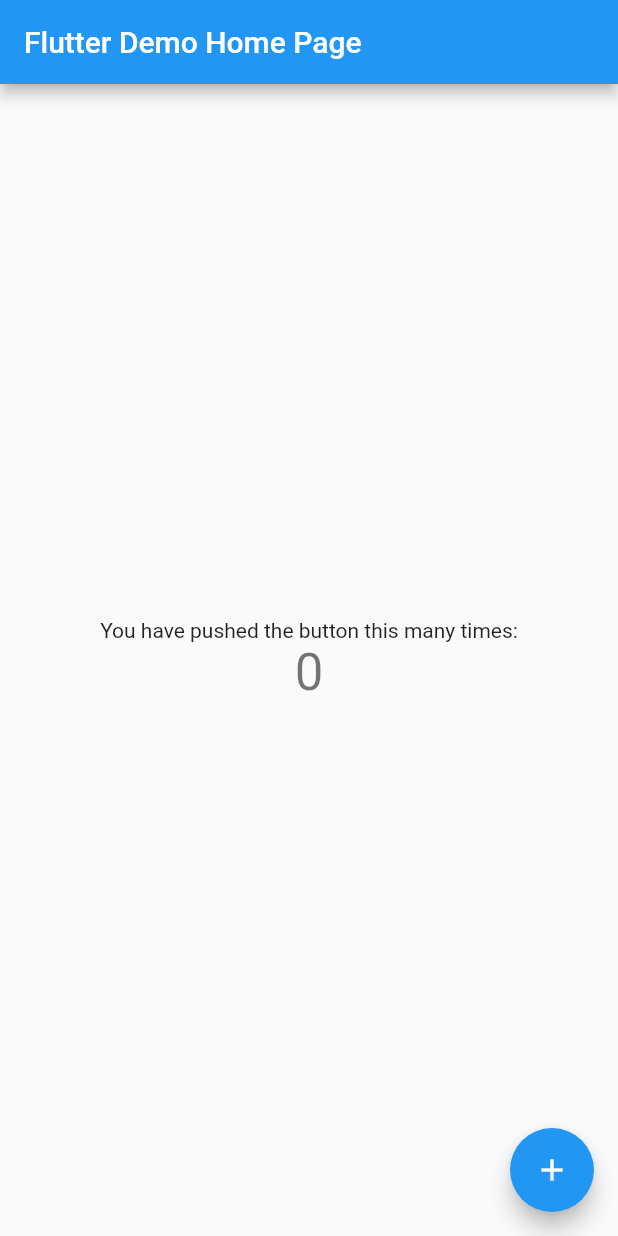
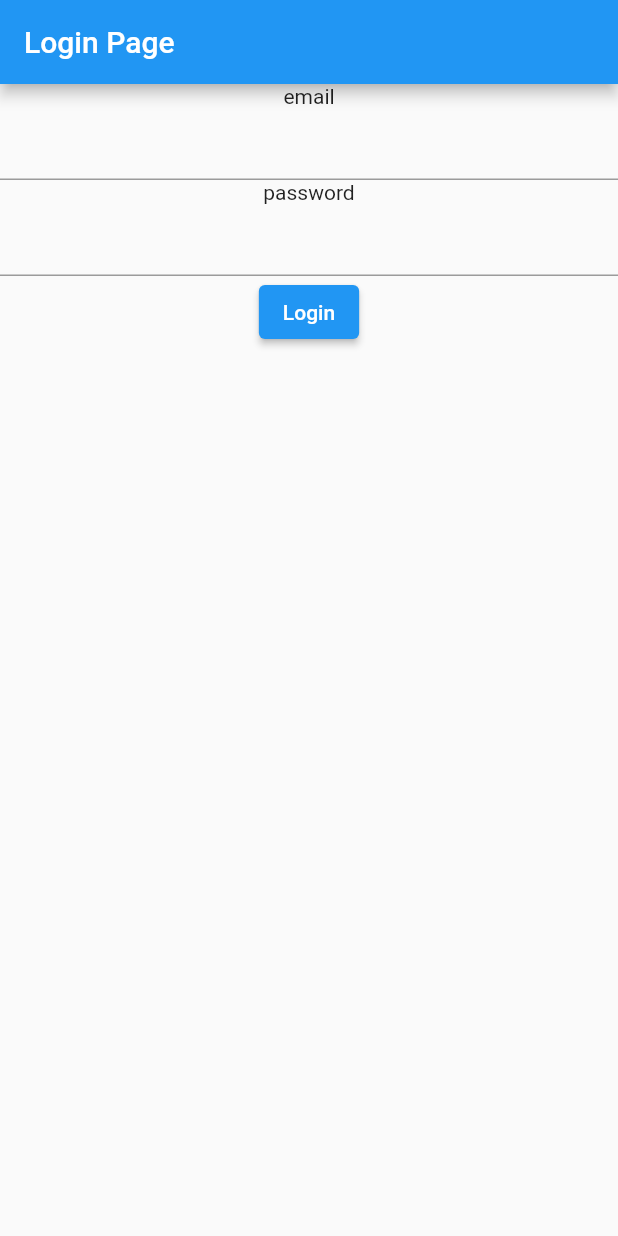
Before and after one commit to jordiejuwono/FaqApp, a Flutter app: the screen it shows after launch, on a phone screen of 412 x 824 dp. Run offline on Flutter 3.47's test engine with Material 2 defaults, Android fonts, the phone set to English and light mode, and no system bars; our stand-ins replace dartz, dio, equatable, get_it, google_fonts, shared_preferences.

```diff
--- a/lib/common/constants.dart
+++ b/lib/common/constants.dart
@@ -45,3 +45,7 @@ final TextStyle kTextExtraSmallNormal = GoogleFonts.poppins(
 class PreferenceKey {
   static get bearerToken => 'bearerToken';
 }
+
+class AppConstants {
+  static get baseUrl => 'https://be.lms-staging.madrasahkemenag.com/api/v1/';
+}
--- a/lib/common/failure_response.dart
+++ b/lib/common/failure_response.dart
@@ -16,3 +16,7 @@ abstract class FailureResponse extends Equatable {
 class ServerFailure extends FailureResponse {
   const ServerFailure(String message) : super(message);
 }
+
+class DatabaseFailure extends FailureResponse {
+  const DatabaseFailure(String message) : super(message);
+}
--- /dev/null
+++ b/lib/data/model/request/login_request.dart
@@ -0,0 +1,26 @@
+import 'dart:convert';
+
+LoginRequest loginRequestFromJson(String str) =>
+    LoginRequest.fromJson(json.decode(str));
+
+String loginRequestToJson(LoginRequest data) => json.encode(data.toJson());
+
+class LoginRequest {
+  String nip;
+  String password;
+
+  LoginRequest({
+    required this.nip,
+    required this.password,
+  });
+
+  factory LoginRequest.fromJson(Map<String, dynamic> json) => LoginRequest(
+        nip: json["nip"],
+        password: json["password"],
+      );
+
+  Map<String, dynamic> toJson() => {
+        "nip": nip,
+        "password": password,
+      };
+}
--- /dev/null
+++ b/lib/domain/usecase/login_user_use_case.dart
@@ -0,0 +1,20 @@
+import 'package:dartz/dartz.dart';
+import 'package:faq_app/common/failure_response.dart';
+import 'package:faq_app/common/use_case.dart';
+import 'package:faq_app/data/model/request/login_request.dart';
+import 'package:faq_app/data/model/response/login_response.dart';
+import 'package:faq_app/domain/repository/faq_repository.dart';
+
+class LoginUserUseCase extends UseCase<LoginResponse, LoginRequest> {
+  final FaqRepository repository;
+
+  LoginUserUseCase({
+    required this.repository,
+  });
+
+  @override
+  Future<Either<FailureResponse, LoginResponse>> execute(
+      LoginRequest params) async {
+    return await repository.loginUser(request: params);
+  }
+}
--- /dev/null
+++ b/lib/domain/usecase/save_bearer_token_use_case.dart
@@ -0,0 +1,17 @@
+import 'package:dartz/dartz.dart';
+import 'package:faq_app/common/failure_response.dart';
+import 'package:faq_app/common/use_case.dart';
+import 'package:faq_app/domain/repository/faq_repository.dart';
+
+class SaveBearerTokenUseCase extends UseCase<bool, String> {
+  final FaqRepository repository;
+
+  SaveBearerTokenUseCase({
+    required this.repository,
+  });
+
+  @override
+  Future<Either<FailureResponse, bool>> execute(String params) async {
+    return await repository.saveBearerToken(params);
+  }
+}
--- a/lib/main.dart
+++ b/lib/main.dart
@@ -1,115 +1,40 @@
+import 'package:faq_app/presentation/authentication/login_notifier.dart';
+import 'package:faq_app/presentation/authentication/login_page.dart';
 import 'package:flutter/material.dart';
+import 'package:provider/provider.dart';
 
-void main() {
-  runApp(const MyApp());
+import 'di/dependency.dart' as di;
+import 'di/dependency.dart';
+
+void main() async {
+  WidgetsFlutterBinding.ensureInitialized();
+  await di.init();
+  runApp(const FaqApp());
 }
 
-class MyApp extends StatelessWidget {
-  const MyApp({super.key});
+class FaqApp extends StatelessWidget {
+  const FaqApp({super.key});
 
-  // This widget is the root of your application.
   @override
   Widget build(BuildContext context) {
     return MaterialApp(
-      title: 'Flutter Demo',
-      theme: ThemeData(
-        // This is the theme of your application.
-        //
-        // Try running your application with "flutter run". You'll see the
-        // application has a blue toolbar. Then, without quitting the app, try
-        // changing the primarySwatch below to Colors.green and then invoke
-        // "hot reload" (press "r" in the console where you ran "flutter run",
-        // or simply save your changes to "hot reload" in a Flutter IDE).
-        // Notice that the counter didn't reset back to zero; the application
-        // is not restarted.
-        primarySwatch: Colors.blue,
-      ),
-      home: const MyHomePage(title: 'Flutter Demo Home Page'),
+      debugShowCheckedModeBanner: false,
+      home: ChangeNotifierProvider(
+          create: (_) => LoginNotifier(
+              loginUserUseCase: locator(), saveBearerTokenUseCase: locator()),
+          child: LoginPage()),
+      onGenerateRoute: (settings) {
+        switch (settings.name) {
+          case LoginPage.routeName:
+            return MaterialPageRoute(
+                builder: (_) => ChangeNotifierProvider(
+                    create: (_) => LoginNotifier(
+                        loginUserUseCase: locator(),
+                        saveBearerTokenUseCase: locator()),
+                    child: const LoginPage()));
+          default:
+        }
+      },
     );
   }
 }
-
-class MyHomePage extends StatefulWidget {
-  const MyHomePage({super.key, required this.title});
-
-  // This widget is the home page of your application. It is stateful, meaning
-  // that it has a State object (defined below) that contains fields that affect
-  // how it looks.
-
-  // This class is the configuration for the state. It holds the values (in this
-  // case the title) provided by the parent (in this case the App widget) and
-  // used by the build method of the State. Fields in a Widget subclass are
-  // always marked "final".
-
-  final String title;
-
-  @override
-  State<MyHomePage> createState() => _MyHomePageState();
-}
-
-class _MyHomePageState extends State<MyHomePage> {
-  int _counter = 0;
-
-  void _incrementCounter() {
-    setState(() {
-      // This call to setState tells the Flutter framework that something has
-      // changed in this State, which causes it to rerun the build method below
-      // so that the display can reflect the updated values. If we changed
-      // _counter without calling setState(), then the build method would not be
-      // called again, and so nothing would appear to happen.
-      _counter++;
-    });
-  }
-
-  @override
-  Widget build(BuildContext context) {
-    // This method is rerun every time setState is called, for instance as done
-    // by the _incrementCounter method above.
-    //
-    // The Flutter framework has been optimized to make rerunning build methods
-    // fast, so that you can just rebuild anything that needs updating rather
-    // than having to individually change instances of widgets.
-    return Scaffold(
-      appBar: AppBar(
-        // Here we take the value from the MyHomePage object that was created by
-        // the App.build method, and use it to set our appbar title.
-        title: Text(widget.title),
-      ),
-      body: Center(
-        // Center is a layout widget. It takes a single child and positions it
-        // in the middle of the parent.
-        child: Column(
-          // Column is also a layout widget. It takes a list of children and
-          // arranges them vertically. By default, it sizes itself to fit its
-          // children horizontally, and tries to be as tall as its parent.
-          //
-          // Invoke "debug painting" (press "p" in the console, choose the
-          // "Toggle Debug Paint" action from the Flutter Inspector in Android
-          // Studio, or the "Toggle Debug Paint" command in Visual Studio Code)
-          // to see the wireframe for each widget.
-          //
-          // Column has various properties to control how it sizes itself and
-          // how it positions its children. Here we use mainAxisAlignment to
-          // center the children vertically; the main axis here is the vertical
-          // axis because Columns are vertical (the cross axis would be
-          // horizontal).
-          mainAxisAlignment: MainAxisAlignment.center,
-          children: <Widget>[
-            const Text(
-              'You have pushed the button this many times:',
-            ),
-            Text(
-              '$_counter',
-              style: Theme.of(context).textTheme.headlineMedium,
-            ),
-          ],
-        ),
-      ),
-      floatingActionButton: FloatingActionButton(
-        onPressed: _incrementCounter,
-        tooltip: 'Increment',
-        child: const Icon(Icons.add),
-      ), // This trailing comma makes auto-formatting nicer for build methods.
-    );
-  }
-}
--- /dev/null
+++ b/lib/presentation/authentication/login_notifier.dart
@@ -0,0 +1,49 @@
+import 'package:faq_app/common/state_enum.dart';
+import 'package:faq_app/data/model/request/login_request.dart';
+import 'package:faq_app/domain/usecase/login_user_use_case.dart';
+import 'package:faq_app/domain/usecase/save_bearer_token_use_case.dart';
+import 'package:flutter/material.dart';
+
+class LoginNotifier extends ChangeNotifier {
+  final SaveBearerTokenUseCase saveBearerTokenUseCase;
+  final LoginUserUseCase loginUserUseCase;
+
+  LoginNotifier({
+    required this.saveBearerTokenUseCase,
+    required this.loginUserUseCase,
+  });
+
+  RequestState _loginState = RequestState.loading;
+  RequestState get loginState => _loginState;
+
+  String _errorMessage = '';
+  String get errorMessage => _errorMessage;
+
+  Future<void> loginUser(LoginRequest request) async {
+    _loginState = RequestState.loading;
+    notifyListeners();
+
+    final response = await loginUserUseCase.execute(request);
+    response.fold((failure) {
+      _errorMessage = failure.errorMessage;
+      _loginState = RequestState.error;
+      notifyListeners();
+    }, (response) {
+      saveToken(response.data.accessToken);
+    });
+  }
+
+  Future<void> saveToken(String token) async {
+    final response = await saveBearerTokenUseCase.execute(token);
+    response.fold((failure) {
+      _errorMessage = failure.errorMessage;
+      _loginState = RequestState.error;
+      notifyListeners();
+    }, (response) {
+      print(response);
+      print(token);
+      _loginState = RequestState.loaded;
+      notifyListeners();
+    });
+  }
+}
--- /dev/null
+++ b/lib/presentation/authentication/login_page.dart
@@ -0,0 +1,53 @@
+import 'package:faq_app/data/model/request/login_request.dart';
+import 'package:faq_app/presentation/authentication/login_notifier.dart';
+import 'package:flutter/material.dart';
+import 'package:provider/provider.dart';
+
+class LoginPage extends StatefulWidget {
+  static const routeName = '/login-page';
+  const LoginPage({super.key});
+
+  @override
+  State<LoginPage> createState() => _LoginPageState();
+}
+
+class _LoginPageState extends State<LoginPage> {
+  TextEditingController _emailController = TextEditingController();
+  TextEditingController _passwordController = TextEditingController();
+
+  @override
+  void dispose() {
+    _emailController.dispose();
+    super.dispose();
+  }
+
+  @override
+  Widget build(BuildContext context) {
+    return Scaffold(
+      appBar: AppBar(
+        title: Text("Login Page"),
+      ),
+      body: Column(
+        children: [
+          Text("email"),
+          TextField(
+            controller: _emailController,
+          ),
+          Text("password"),
+          TextField(
+            controller: _passwordController,
+          ),
+          ElevatedButton(
+              onPressed: () {
+                final loginProvider =
+                    Provider.of<LoginNotifier>(context, listen: false);
+                loginProvider.loginUser(LoginRequest(
+                    nip: _emailController.text,
+                    password: _passwordController.text));
+              },
+              child: Text("Login"))
+        ],
+      ),
+    );
+  }
+}
--- a/pubspec.yaml
+++ b/pubspec.yaml
@@ -42,6 +42,7 @@ dependencies:
   shared_preferences: ^2.1.1
   equatable: ^2.0.5
   google_fonts: ^4.0.4
+  provider: ^6.0.5
 
 dev_dependencies:
   flutter_test:
```
Also changed, not shown: lib/data/datasource/local_data_source.dart (added, +25 -0 lines), lib/data/datasource/remote_data_source.dart (added, +29 -0 lines), lib/data/model/response/login_response.dart (added, +75 -0 lines), lib/data/repository/faq_repository_impl.dart (added, +39 -0 lines), lib/di/dependency.dart (added, +44 -0 lines), lib/domain/repository/faq_repository.dart (added, +13 -0 lines), pubspec.lock, 2 other files.
